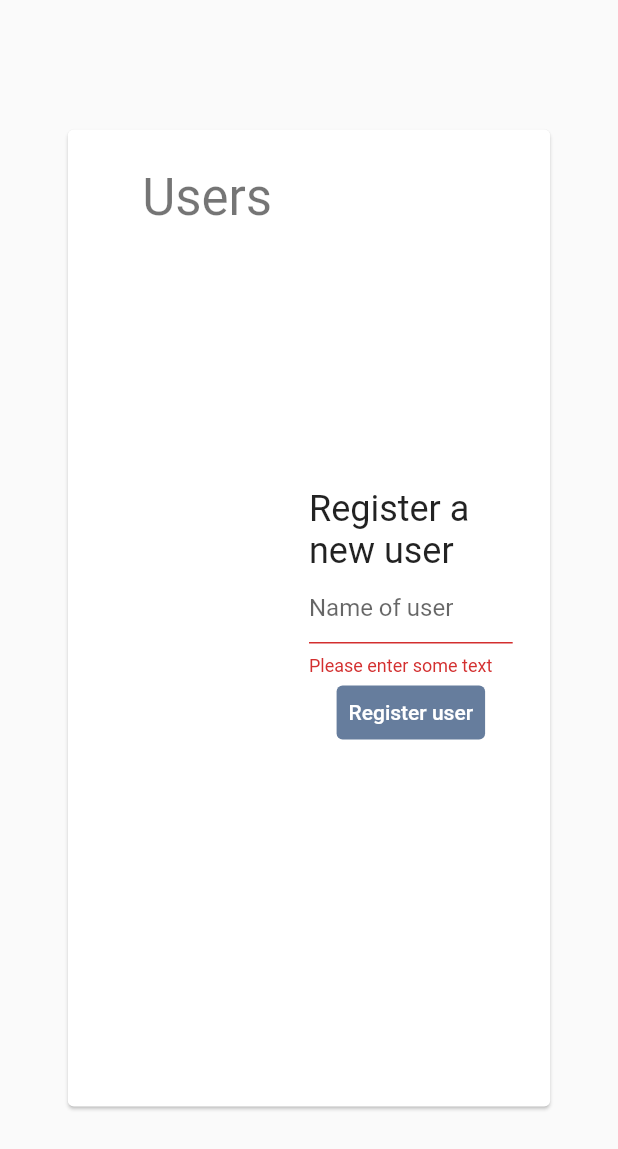
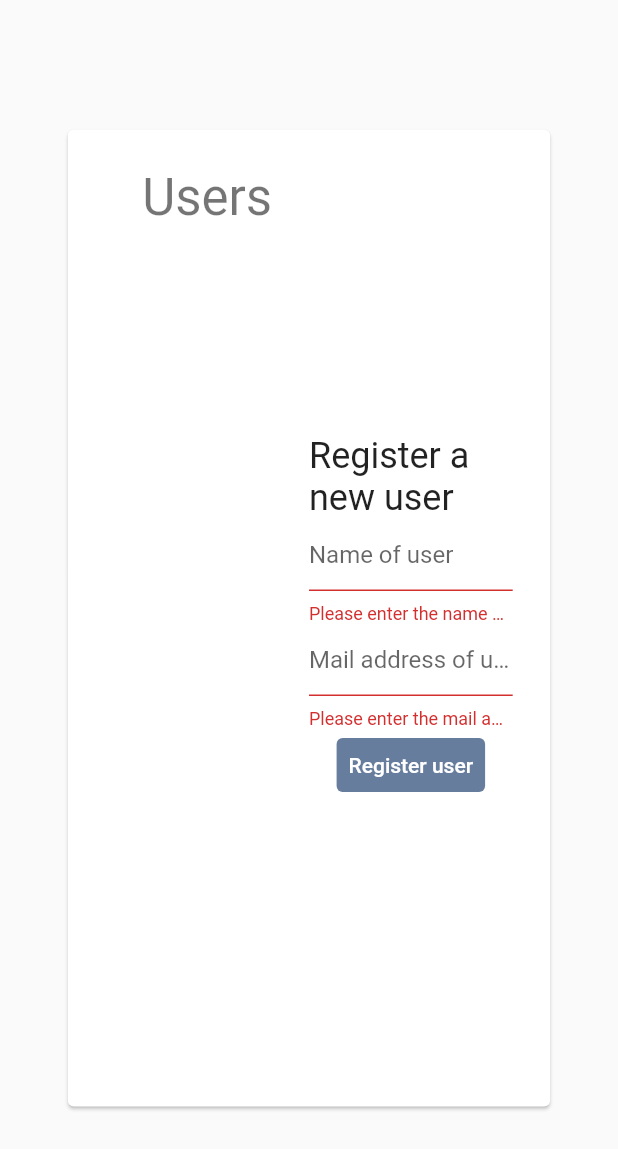
Before and after one commit to TechnologyWithoutBorders/Swift-Web, a Flutter app: the UserManagementScreen screen opened directly, after a tap on "Register user", on a phone screen of 412 x 824 dp. Shown: the top 1149 px of the screen. Run offline on Flutter 3.47's test engine with Material 2 defaults, Android fonts, the phone set to English and light mode, and no system bars; our stand-ins replace charts_flutter, pdf, printing, shared_preferences; missing offline and left inert: dart:html; accounts and stored records are empty; network calls fail.

Commit message:
implement user creation

```diff
--- a/lib/userManagementScreen.dart
+++ b/lib/userManagementScreen.dart
@@ -14,6 +14,7 @@ class _DetailScreenState extends State<UserManagementScreen> {
   final _formKey = GlobalKey<FormState>();
 
   final _nameTextController = TextEditingController();
+  final _mailTextController = TextEditingController();
 
   final _scrollController = ScrollController();
 
@@ -21,7 +22,14 @@ class _DetailScreenState extends State<UserManagementScreen> {
 
   void _createUser() {
     if (_formKey.currentState.validate()) {
-      String userName = _nameTextController.text;
+      String name = _nameTextController.text;
+      String mail = _mailTextController.text;
+
+      Comm.createUser(mail, name).then((users) {
+        setState(() {
+          _users = users;
+        });
+      });
     }
   }
 
@@ -87,7 +95,18 @@ class _DetailScreenState extends State<UserManagementScreen> {
                             decoration: InputDecoration(hintText: 'Name of user'),
                             validator: (value) {
                               if (value.isEmpty) {
-                                return 'Please enter some text';
+                                return 'Please enter the name of the user';
+                              }
+                              return null;
+                            },
+                            onFieldSubmitted: (value) => _createUser(),
+                          ),
+                          TextFormField(
+                            controller: _nameTextController,
+                            decoration: InputDecoration(hintText: 'Mail address of user'),
+                            validator: (value) {
+                              if (value.isEmpty) {
+                                return 'Please enter the mail address of the user';
                               }
                               return null;
                             },
```
